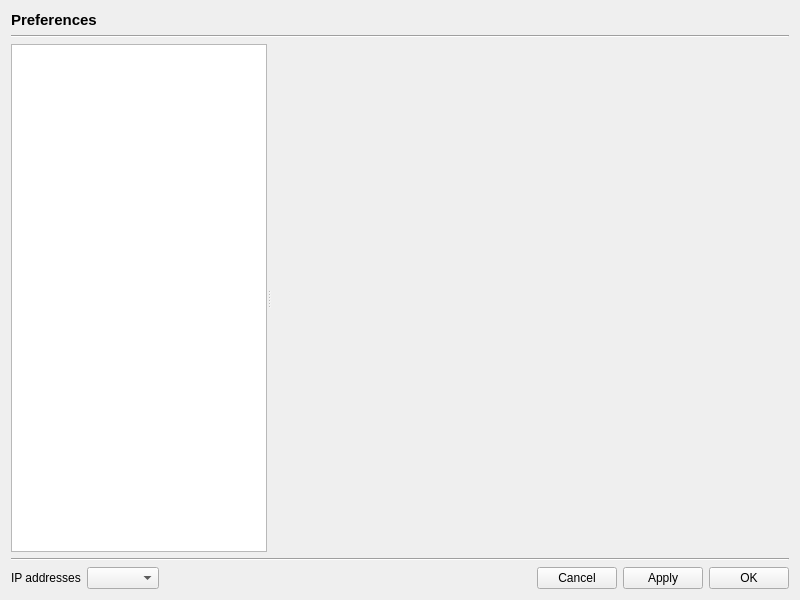
Above: src/GUI/PreferenceDialog/GUI_PreferenceDialog.ui from return42/sayonara before the change. Below: the same form after it.
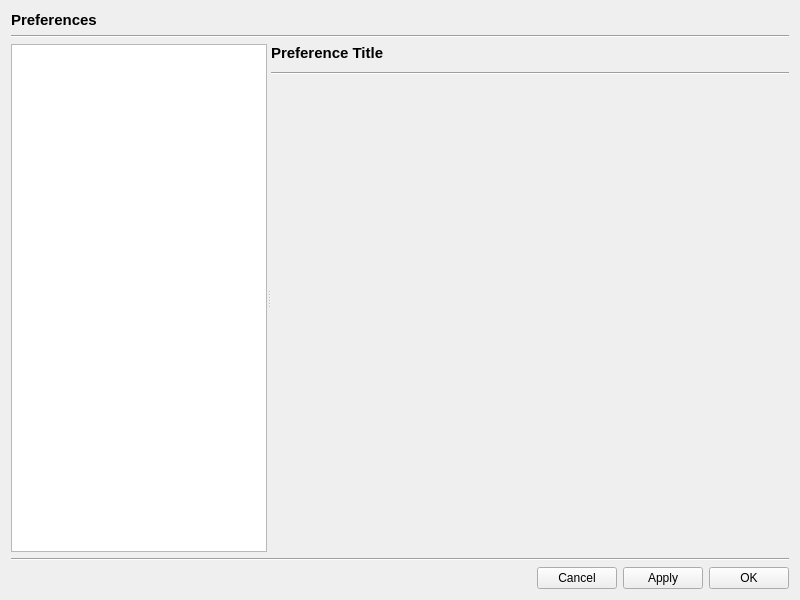
That is the form after the change.

The edit to the form file:
```diff
--- a/src/GUI/PreferenceDialog/GUI_PreferenceDialog.ui
+++ b/src/GUI/PreferenceDialog/GUI_PreferenceDialog.ui
@@ -46,9 +46,6 @@
        <verstretch>0</verstretch>
       </sizepolicy>
      </property>
-     <property name="lineWidth">
-      <number>0</number>
-     </property>
      <property name="orientation">
       <enum>Qt::Horizontal</enum>
      </property>
@@ -66,20 +63,58 @@
        <bool>true</bool>
       </property>
      </widget>
-     <widget class="QWidget" name="widget_preferences" native="true">
+     <widget class="QWidget" name="widget" native="true">
       <property name="sizePolicy">
        <sizepolicy hsizetype="MinimumExpanding" vsizetype="Preferred">
         <horstretch>1</horstretch>
         <verstretch>0</verstretch>
        </sizepolicy>
       </property>
-      <layout class="QGridLayout" name="gridLayout_2">
-       <property name="leftMargin">
-        <number>4</number>
+      <layout class="QVBoxLayout" name="verticalLayout_3">
+       <property name="spacing">
+        <number>10</number>
        </property>
        <property name="rightMargin">
         <number>0</number>
        </property>
+       <item>
+        <widget class="QLabel" name="lab_pref_title">
+         <property name="sizePolicy">
+          <sizepolicy hsizetype="MinimumExpanding" vsizetype="Preferred">
+           <horstretch>0</horstretch>
+           <verstretch>0</verstretch>
+          </sizepolicy>
+         </property>
+         <property name="font">
+          <font>
+           <pointsize>11</pointsize>
+           <weight>75</weight>
+           <bold>true</bold>
+          </font>
+         </property>
+         <property name="text">
+          <string notr="true">Preference Title</string>
+         </property>
+        </widget>
+       </item>
+       <item>
+        <widget class="Line" name="line_3">
+         <property name="orientation">
+          <enum>Qt::Horizontal</enum>
+         </property>
+        </widget>
+       </item>
+       <item>
+        <widget class="QWidget" name="widget_preferences" native="true">
+         <property name="sizePolicy">
+          <sizepolicy hsizetype="MinimumExpanding" vsizetype="MinimumExpanding">
+           <horstretch>0</horstretch>
+           <verstretch>0</verstretch>
+          </sizepolicy>
+         </property>
+         <layout class="QVBoxLayout" name="verticalLayout_2"/>
+        </widget>
+       </item>
       </layout>
      </widget>
     </widget>
@@ -93,16 +128,9 @@
    </item>
    <item row="4" column="0">
     <layout class="QHBoxLayout" name="horizontalLayout">
-     <item>
-      <widget class="QLabel" name="label_2">
-       <property name="text">
-        <string>IP addresses</string>
-       </property>
-      </widget>
-     </item>
-     <item>
-      <widget class="QComboBox" name="combo_ips"/>
-     </item>
+     <property name="spacing">
+      <number>6</number>
+     </property>
      <item>
       <spacer name="horizontalSpacer">
        <property name="orientation">
```
Left out of the diff: 3 changed lines with no effect on the pictures.
